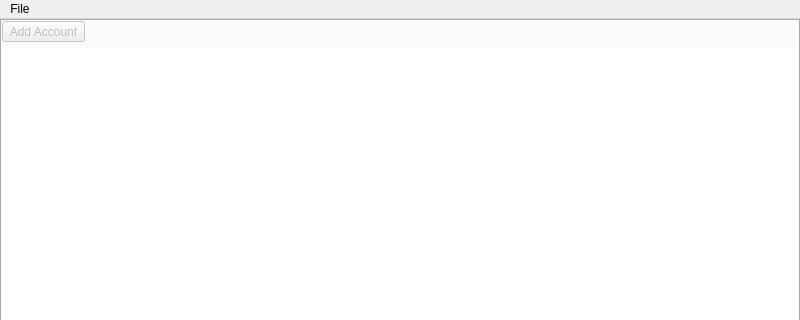
This is src/views/mainwindow.ui in csb6/accountant as Qt 5 draws it before an edit; both pictures show x 0 to 800 and y 0 to 320 of the 800 by 600 pixel window. The edited form follows.
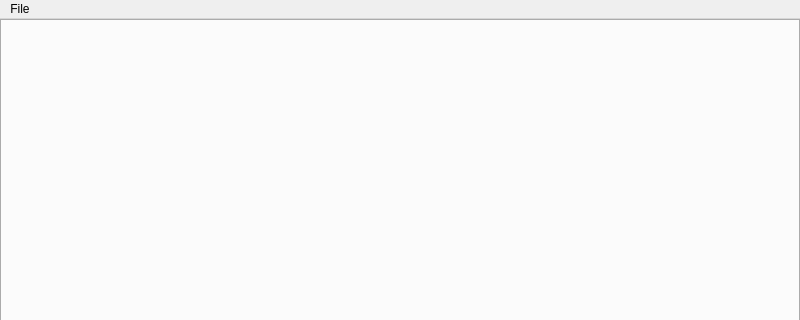
This is the edited form. Icons and pictures are not drawn.

Commit message: Moved Accounts tree view into its own class since MainWindow was getting to be unmanagable

Diff of the .ui file:
```diff
--- a/src/views/mainwindow.ui
+++ b/src/views/mainwindow.ui
@@ -55,74 +55,6 @@
       <property name="tabBarAutoHide">
        <bool>true</bool>
       </property>
-      <widget class="QWidget" name="accounts_tab">
-       <attribute name="title">
-        <string>Accounts</string>
-       </attribute>
-       <attribute name="toolTip">
-        <string>Accounts</string>
-       </attribute>
-       <layout class="QVBoxLayout" name="verticalLayout_3">
-        <property name="leftMargin">
-         <number>0</number>
-        </property>
-        <property name="topMargin">
-         <number>0</number>
-        </property>
-        <property name="rightMargin">
-         <number>0</number>
-        </property>
-        <property name="bottomMargin">
-         <number>0</number>
-        </property>
-        <item>
-         <layout class="QHBoxLayout" name="toolbar">
-          <item>
-           <widget class="QToolButton" name="add_account">
-            <property name="enabled">
-             <bool>false</bool>
-            </property>
-            <property name="toolTip">
-             <string>Add Account</string>
-            </property>
-            <property name="text">
-             <string>Add Account</string>
-            </property>
-            <property name="icon">
-             <iconset theme="QIcon::ThemeIcon::ListAdd"/>
-            </property>
-           </widget>
-          </item>
-          <item>
-           <spacer name="spacer">
-            <property name="orientation">
-             <enum>Qt::Orientation::Horizontal</enum>
-            </property>
-            <property name="sizeHint" stdset="0">
-             <size>
-              <width>0</width>
-              <height>0</height>
-             </size>
-            </property>
-           </spacer>
-          </item>
-         </layout>
-        </item>
-        <item>
-         <widget class="QTreeView" name="account_tree_view">
-          <property name="frameShape">
-           <enum>QFrame::Shape::NoFrame</enum>
-          </property>
-          <property name="editTriggers">
-           <set>QAbstractItemView::EditTrigger::NoEditTriggers</set>
-          </property>
-          <attribute name="headerVisible">
-           <bool>false</bool>
-          </attribute>
-         </widget>
-        </item>
-       </layout>
-      </widget>
      </widget>
     </item>
    </layout>
```
Left out of the diff: 3 changed lines with no effect on the pictures. The commit also changes 5 other files.
